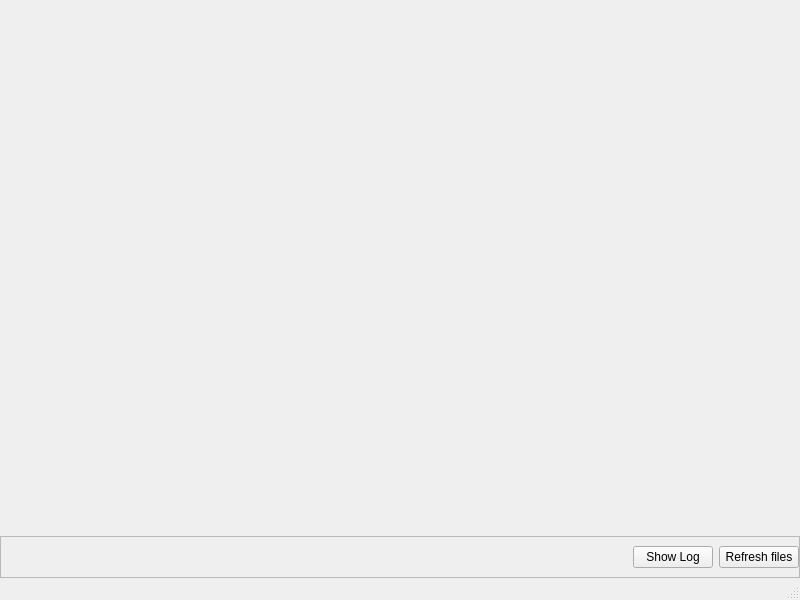
Before: the Qt Designer form pypho_timeline/widgets/TimelineWindow/MainTimelineWindow.ui in PhoPersonalOrg/pyPhoTimeline, drawn with Qt 5.
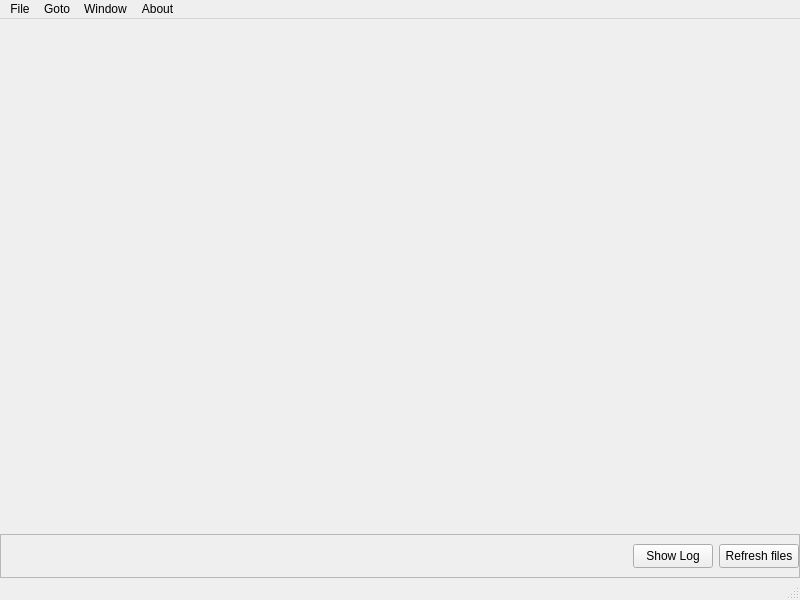
After: the same form once the commit is applied.

Patch:
```diff
--- a/pypho_timeline/widgets/TimelineWindow/MainTimelineWindow.ui
+++ b/pypho_timeline/widgets/TimelineWindow/MainTimelineWindow.ui
@@ -115,6 +115,12 @@
        </item>
        <item>
         <widget class="QPushButton" name="logToggleButton">
+         <property name="minimumSize">
+          <size>
+           <width>0</width>
+           <height>24</height>
+          </size>
+         </property>
          <property name="text">
           <string>Show Log</string>
          </property>
@@ -125,6 +131,12 @@
        </item>
        <item>
         <widget class="QPushButton" name="refreshFilesButton">
+         <property name="minimumSize">
+          <size>
+           <width>0</width>
+           <height>24</height>
+          </size>
+         </property>
          <property name="text">
           <string>Refresh files</string>
          </property>
@@ -145,15 +157,34 @@
      <height>22</height>
     </rect>
    </property>
-   <widget class="QMenu" name="menuGoTo">
+   <widget class="QMenu" name="menuFile">
     <property name="title">
-     <string>Go to</string>
+     <string>File</string>
+    </property>
+   </widget>
+   <widget class="QMenu" name="menuGoto">
+    <property name="title">
+     <string>Goto</string>
     </property>
     <addaction name="actionGoToEarliest"/>
     <addaction name="actionGoToPrev"/>
     <addaction name="actionGoToNext"/>
     <addaction name="actionGoToLatest"/>
    </widget>
+   <widget class="QMenu" name="menuWindow">
+    <property name="title">
+     <string>Window</string>
+    </property>
+   </widget>
+   <widget class="QMenu" name="menuAbout">
+    <property name="title">
+     <string>About</string>
+    </property>
+   </widget>
+   <addaction name="menuFile"/>
+   <addaction name="menuGoto"/>
+   <addaction name="menuWindow"/>
+   <addaction name="menuAbout"/>
   </widget>
   <widget class="QStatusBar" name="statusbar"/>
   <action name="actionGoToEarliest">
```
Left out of the diff: 34 changed lines with no effect on the pictures.
